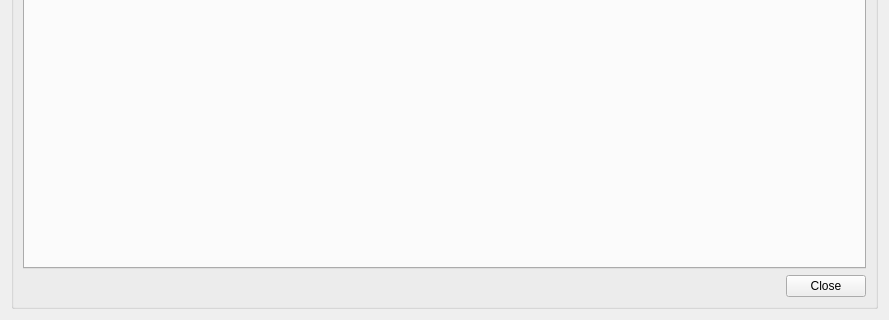
The window that core/ui/toolbars/epa/nonvisual_manager.ui (Giswater/giswater_qgis_plugin) describes before a commit, drawn with Qt 5; both pictures show x 0 to 889 and y 384 to 704 of the 889 by 704 pixel window.
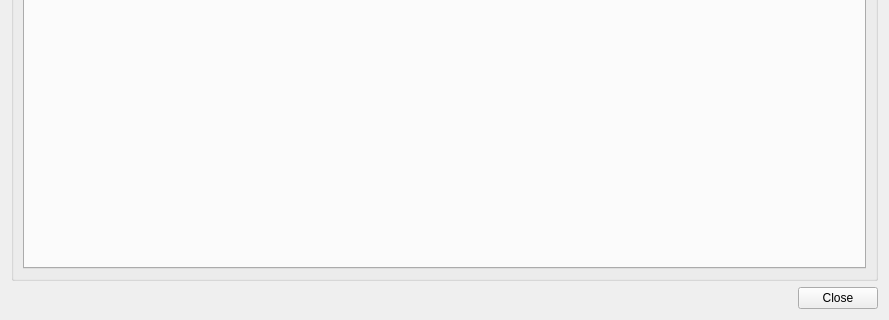
The same window after the commit.

Commit message: style(ui): add lyt_buttons QGridLayout for all dialogs.

Patch:
```diff
--- a/core/ui/toolbars/epa/nonvisual_manager.ui
+++ b/core/ui/toolbars/epa/nonvisual_manager.ui
@@ -92,19 +92,6 @@
         </property>
        </widget>
       </item>
-      <item row="3" column="0">
-       <spacer name="horizontalSpacer">
-        <property name="orientation">
-         <enum>Qt::Horizontal</enum>
-        </property>
-        <property name="sizeHint" stdset="0">
-         <size>
-          <width>40</width>
-          <height>20</height>
-         </size>
-        </property>
-       </spacer>
-      </item>
       <item row="1" column="11">
        <widget class="QPushButton" name="btn_duplicate">
         <property name="sizePolicy">
@@ -148,13 +135,6 @@
         </property>
        </widget>
       </item>
-      <item row="3" column="13">
-       <widget class="QPushButton" name="btn_cancel">
-        <property name="text">
-         <string>Close</string>
-        </property>
-       </widget>
-      </item>
       <item row="1" column="4">
        <widget class="QComboBox" name="cmb_timser_type"/>
       </item>
@@ -187,6 +167,33 @@
      </layout>
     </widget>
    </item>
+   <item row="1" column="0">
+    <layout class="QGridLayout" name="lyt_buttons">
+     <property name="topMargin">
+      <number>0</number>
+     </property>
+     <item row="0" column="0">
+      <spacer name="horizontalSpacer">
+       <property name="orientation">
+        <enum>Qt::Horizontal</enum>
+       </property>
+       <property name="sizeHint" stdset="0">
+        <size>
+         <width>40</width>
+         <height>20</height>
+        </size>
+       </property>
+      </spacer>
+     </item>
+     <item row="0" column="1">
+      <widget class="QPushButton" name="btn_cancel">
+       <property name="text">
+        <string>Close</string>
+       </property>
+      </widget>
+     </item>
+    </layout>
+   </item>
   </layout>
  </widget>
  <tabstops>
```
Left out of the diff: 1 changed line with no effect on the pictures. The commit also changes 58 other files.
